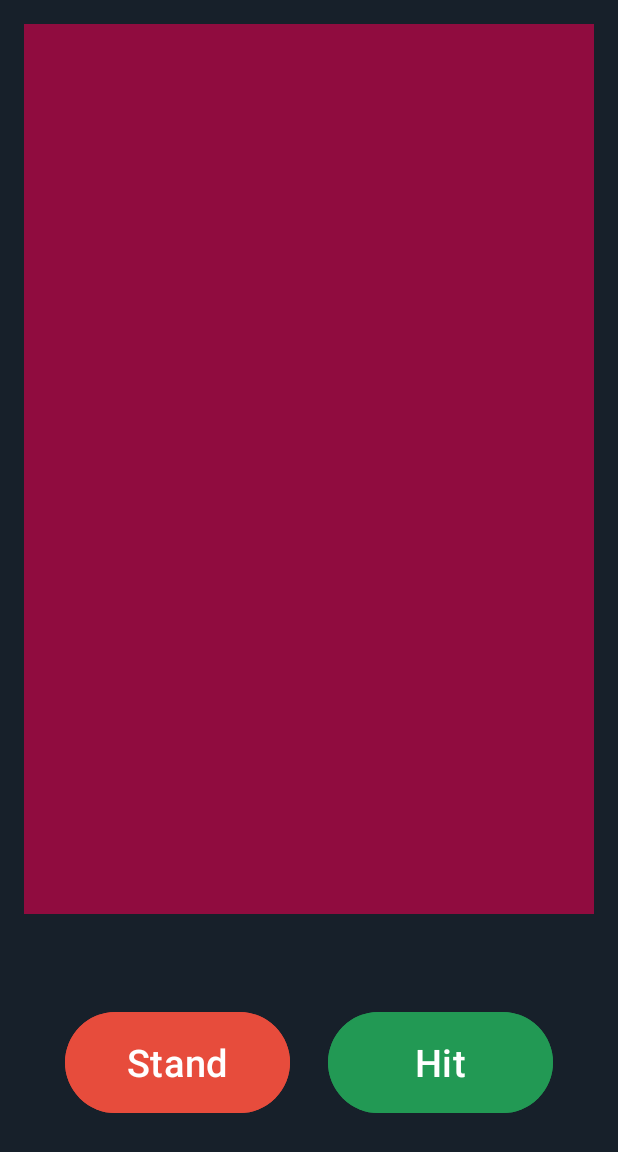
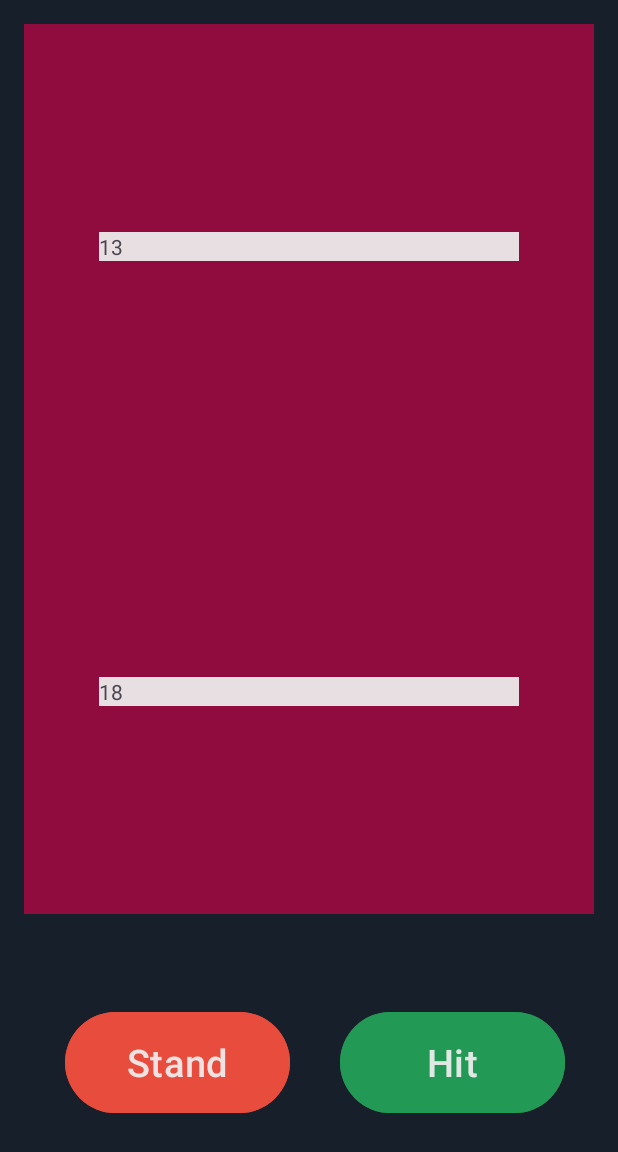
Before and after one commit to mamarsh525/BlackJack2, an Android app: the GameActivity screen opened directly, with no data from a screen before it, on a phone screen of 412 x 824 dp. Shown: the top 1152 px of the screen. Run offline under Robolectric (Android 15) with nearby library versions, the phone set to English and light mode, and no system bars.

Commit message:
added game logic into GameActivity.java updatePlayerScore and updateUserScore can be changed in the future to easily add cards / better score view

```diff
--- a/app/src/main/java/com/example/myapplication/Game.java
+++ b/app/src/main/java/com/example/myapplication/Game.java
@@ -85,6 +85,21 @@ public class Game{
         }
     }
 
+    public void playerHit(){
+        if (playerHand.scoreBusts()){
+            return; //should not happen
+        }
+        playerHand.getHit();
+    }
+
+    public boolean playerBust(){
+        return playerHand.scoreBusts();
+    }
+
+    public int getPlayerScore(){
+        return playerHand.calculateScore();
+    }
+
     public void dealersTurn(){
         if (dealerHand.getCards().size() != 2 ){
             return; //should not happen
@@ -94,4 +109,8 @@ public class Game{
         }
     }
 
+    public int getDealerScore(){
+        return dealerHand.calculateScore();
+    }
+
 }
--- a/app/src/main/java/com/example/myapplication/GameActivity.java
+++ b/app/src/main/java/com/example/myapplication/GameActivity.java
@@ -1,12 +1,12 @@
 package com.example.myapplication;
 
 import android.os.Bundle;
+import android.view.View;
+import android.widget.Button;
+import android.widget.TextView;
 
 import androidx.activity.EdgeToEdge;
 import androidx.appcompat.app.AppCompatActivity;
-import androidx.core.graphics.Insets;
-import androidx.core.view.ViewCompat;
-import androidx.core.view.WindowInsetsCompat;
 
 public class GameActivity extends AppCompatActivity {
 
@@ -15,10 +15,76 @@ public class GameActivity extends AppCompatActivity {
         super.onCreate(savedInstanceState);
         EdgeToEdge.enable(this);
         setContentView(R.layout.activity_game);
-        ViewCompat.setOnApplyWindowInsetsListener(findViewById(R.id.main), (v, insets) -> {
-            Insets systemBars = insets.getInsets(WindowInsetsCompat.Type.systemBars());
-            v.setPadding(systemBars.left, systemBars.top, systemBars.right, systemBars.bottom);
-            return insets;
+
+        //disable the buttons
+        Button hitButton = findViewById(R.id.btnHit);
+        Button standButton = findViewById(R.id.btnStand);
+        hitButton.setEnabled(false);
+        standButton.setEnabled(false);
+
+//      start the game
+        Game game = new Game();
+        updatePlayerScore(game); //updates the text box for the player (this can handle card logic in future)
+        updateDealerScore(game); //updates text box for dealer
+
+        //check the initial hand for a winner (user, dealer, or both have black jack)
+        if(!game.checkInitialHand()) {
+            playersTurn(game);//continue the game (players turn will call the dealers turn when the player has ended their turn)
+            game.checkWinner();
+        }
+
+    }
+
+    private void playersTurn(Game game){
+        //returns true if the game continues to dealers turn (player does not bust)
+        //false if the player busts (scores greater than 21)
+
+        Button hitButton = findViewById(R.id.btnHit);
+        Button standButton = findViewById(R.id.btnStand);
+        hitButton.setEnabled(true);
+        standButton.setEnabled(true);
+
+        hitButton.setOnClickListener(new View.OnClickListener() {
+            @Override
+            public void onClick(View v) {
+                //handle hit logic here
+                game.playerHit();
+                if(!game.playerBust()){
+                    updatePlayerScore(game);
+                    playersTurn(game); //repeat turn until player stands or bust
+                }else{
+                    hitButton.setEnabled(false);
+                    standButton.setEnabled(false);
+                }
+                updatePlayerScore(game);
+            }
         });
+
+        standButton.setOnClickListener((new View.OnClickListener() {
+            @Override
+            public void onClick(View v) {
+                hitButton.setEnabled(false);
+                standButton.setEnabled(false);
+                game.dealersTurn();
+                updateDealerScore(game);
+            }
+        }));
+
     }
+
+    public void updatePlayerScore(Game game){
+        //handles the logic when the players score/hand is updated
+        TextView playerScoreText = findViewById(R.id.playerScoreText);
+        String message = Integer.toString(game.getPlayerScore());
+        playerScoreText.setText(message);
+
+    }
+
+    public void updateDealerScore(Game game){
+        TextView dealerScoreText = findViewById(R.id.dealerScoreText);
+        String message = Integer.toString((game.getDealerScore()));
+        dealerScoreText.setText(message);
+    }
+
+
 }
--- a/app/src/main/res/layout/activity_game.xml
+++ b/app/src/main/res/layout/activity_game.xml
@@ -17,6 +17,16 @@
         android:gravity="center"
         android:orientation="horizontal"
         android:background="#900C3F">
+
+        <TextView
+            android:id="@+id/dealerScoreText"
+            android:layout_width="wrap_content"
+            android:layout_height="wrap_content"
+            android:layout_weight="1"
+            android:background="#EEEEEEEE"
+            android:text="@string/dealerScoreLabel"
+            android:layout_marginHorizontal="50dp"
+            />
     </LinearLayout>
 
     <!-- Player Section -->
@@ -29,35 +39,47 @@
         android:orientation="horizontal"
         android:background="#900C3F ">
 
-        <!-- Example player cards -->
+        <TextView
+            android:id="@+id/playerScoreText"
+            android:layout_width="wrap_content"
+            android:layout_height="wrap_content"
+            android:layout_weight="1"
+            android:text="Player Score"
+            android:background="#EEEEEEEE"
+            android:layout_marginHorizontal="50dp"/>
     </LinearLayout>
 
     <!-- Action Buttons -->
     <LinearLayout
+        style="?android:attr/buttonBarStyle"
         android:layout_width="match_parent"
         android:layout_height="0dp"
         android:layout_weight="2"
         android:gravity="center"
         android:orientation="horizontal">
+
         <Button
             android:id="@+id/btnStand"
+            style="?android:attr/buttonBarButtonStyle"
             android:layout_width="150dp"
             android:layout_height="75dp"
             android:layout_marginEnd="25dp"
             android:backgroundTint="#e74c3c"
             android:text="@string/standButtonText"
             android:textAlignment="center"
+            android:textColor="#EEEEEEEE"
             android:textSize="25sp" />
 
         <Button
             android:id="@+id/btnHit"
+            style="?android:attr/buttonBarButtonStyle"
             android:layout_width="150dp"
             android:layout_height="75dp"
             android:backgroundTint="#229954"
             android:text="@string/hitButtonText"
             android:textAlignment="center"
+            android:textColor="#EEEEEEEE"
             android:textSize="25sp" />
-
 
     </LinearLayout>
 </LinearLayout>
--- a/app/src/main/res/values/strings.xml
+++ b/app/src/main/res/values/strings.xml
@@ -4,4 +4,5 @@
     <string name="startGameButtonText">Start Game</string>
     <string name="hitButtonText">Hit</string>
     <string name="standButtonText">Stand</string>
+    <string name="dealerScoreLabel">Dealer Score</string>
 </resources>
```
